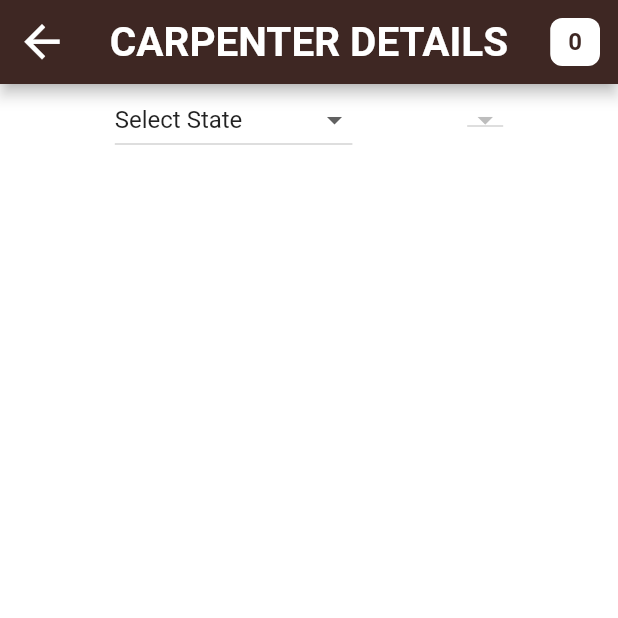
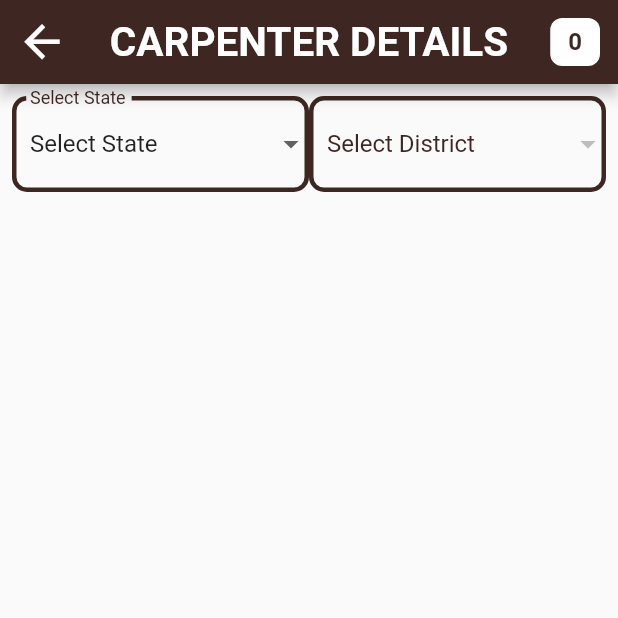
Before and after one commit to shramitgupta/DoorApp, a Flutter app: the CarpenterDetails screen opened directly, on a phone screen of 412 x 824 dp, the top half of it. Run offline on Flutter 3.47's test engine with Material 2 defaults, Android fonts, the phone set to English and light mode, and no system bars; our stand-ins replace cloud_firestore, firebase_auth, firebase_core, firebase_storage, fluttertoast, image_picker and 2 more; missing offline and left inert: qr_code_scanner; accounts and stored records are empty.

Commit message:
minor chnages

```diff
--- a/lib/admin_homescreen/admin_homescreen_parts/carpenter_details.dart
+++ b/lib/admin_homescreen/admin_homescreen_parts/carpenter_details.dart
@@ -89,14 +89,15 @@ class _CarpenterDetailsState extends State<CarpenterDetails> {
         ],
         centerTitle: true,
       ),
-      body: Container(
-        color: Colors.white,
-        child: Column(
+      body: Column(
         children: [
-            Row(
+          Padding(
+            padding: const EdgeInsets.all(8.0),
+            child: Row(
               mainAxisAlignment: MainAxisAlignment.spaceEvenly,
               children: [
-                DropdownButton<String>(
+                Expanded(
+                  child: DropdownButtonFormField<String>(
                     value: selectedState,
                     onChanged: (newValue) {
                       setState(() {
@@ -104,22 +105,35 @@ class _CarpenterDetailsState extends State<CarpenterDetails> {
                         selectedDistrict = "District";
                       });
                     },
-                  // Populate dropdown with state data
                     items: maincateg.map((state) {
                       return DropdownMenuItem<String>(
                         value: state,
                         child: Text(state),
                       );
                     }).toList(),
+                    decoration: InputDecoration(
+                      labelText: 'Select State',
+                      labelStyle: TextStyle(color: Colors.brown.shade900),
+                      enabledBorder: OutlineInputBorder(
+                        borderRadius: BorderRadius.circular(10.0),
+                        borderSide:
+                            BorderSide(width: 3, color: Colors.brown.shade900),
                       ),
-                DropdownButton<String>(
+                      focusedBorder: OutlineInputBorder(
+                        borderSide:
+                            BorderSide(width: 3, color: Colors.brown.shade900),
+                      ),
+                    ),
+                  ),
+                ),
+                Expanded(
+                  child: DropdownButtonFormField<String>(
                     value: selectedDistrict,
                     onChanged: (newValue) {
                       setState(() {
                         selectedDistrict = newValue!;
                       });
                     },
-                  // Populate dropdown with district data
                     items: selectedState == "Select State"
                         ? []
                         : getDistrictList(selectedState).map((district) {
@@ -128,8 +142,23 @@ class _CarpenterDetailsState extends State<CarpenterDetails> {
                               child: Text(district),
                             );
                           }).toList(),
+                    decoration: InputDecoration(
+                      labelText: 'Select District',
+                      labelStyle: TextStyle(color: Colors.brown.shade900),
+                      enabledBorder: OutlineInputBorder(
+                        borderRadius: BorderRadius.circular(10.0),
+                        borderSide:
+                            BorderSide(width: 3, color: Colors.brown.shade900),
+                      ),
+                      focusedBorder: OutlineInputBorder(
+                        borderSide:
+                            BorderSide(width: 3, color: Colors.brown.shade900),
+                      ),
+                    ),
+                  ),
                 ),
               ],
+            ),
           ),
           Expanded(
             child: StreamBuilder<QuerySnapshot>(
@@ -142,8 +171,7 @@ class _CarpenterDetailsState extends State<CarpenterDetails> {
                     return ListView.builder(
                       itemCount: snapshot.data!.docs.length,
                       itemBuilder: (context, index) {
-                          DocumentSnapshot document =
-                              snapshot.data!.docs[index];
+                        DocumentSnapshot document = snapshot.data!.docs[index];
 
                         // Check if data matches selected state and district
                         if ((selectedState == "Select State" ||
@@ -157,8 +185,7 @@ class _CarpenterDetailsState extends State<CarpenterDetails> {
                                   vertical: screenHeight * 0.01,
                                   horizontal: screenWidth * 0.0),
                               child: Column(
-                                  crossAxisAlignment:
-                                      CrossAxisAlignment.stretch,
+                                crossAxisAlignment: CrossAxisAlignment.stretch,
                                 children: [
                                   Stack(
                                     clipBehavior: Clip.none,
@@ -240,8 +267,7 @@ class _CarpenterDetailsState extends State<CarpenterDetails> {
                                                               age: document[
                                                                       "cage"]
                                                                   .toString(),
-                                                                annaversary:
-                                                                    document[
+                                                              annaversary: document[
                                                                   "canniversarydate"],
                                                               dob: document[
                                                                   "cdob"],
@@ -264,8 +290,7 @@ class _CarpenterDetailsState extends State<CarpenterDetails> {
                                       ),
                                       Card(
                                         elevation: 15,
-                                          margin:
-                                              const EdgeInsets.only(left: 20),
+                                        margin: const EdgeInsets.only(left: 20),
                                         shape: RoundedRectangleBorder(
                                             borderRadius:
                                                 BorderRadius.circular(10)),
@@ -309,7 +334,6 @@ class _CarpenterDetailsState extends State<CarpenterDetails> {
             ),
           ),
         ],
-        ),
       ),
     );
   }
```
Lines whose indentation alone changed are shown as unchanged.
